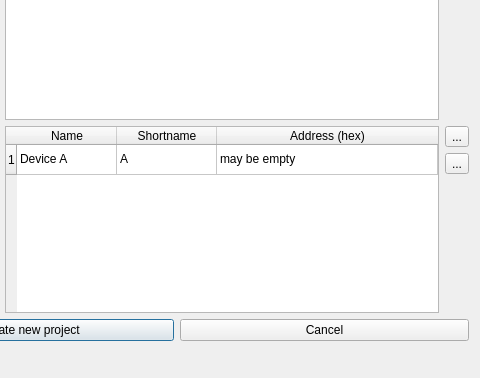
jopohl/urh, file ui/project.ui: the form before one commit; both pictures show x 126 to 606 and y 356 to 734 of the 606 by 734 pixel window.
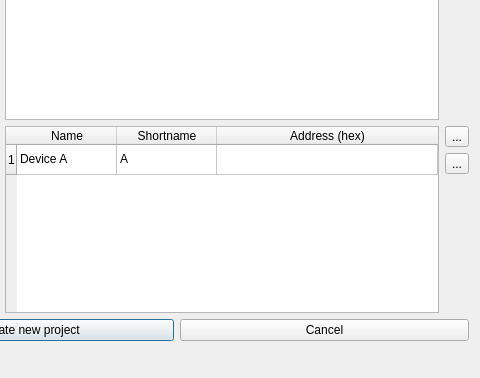
The form after the commit. Icons and pictures are not drawn. Custom widgets are drawn as their Qt base class.

```diff
--- a/ui/project.ui
+++ b/ui/project.ui
@@ -93,7 +93,7 @@
        </item>
        <item row="0" column="2">
         <property name="text">
-         <string>may be empty</string>
+         <string/>
         </property>
        </item>
       </widget>
```
